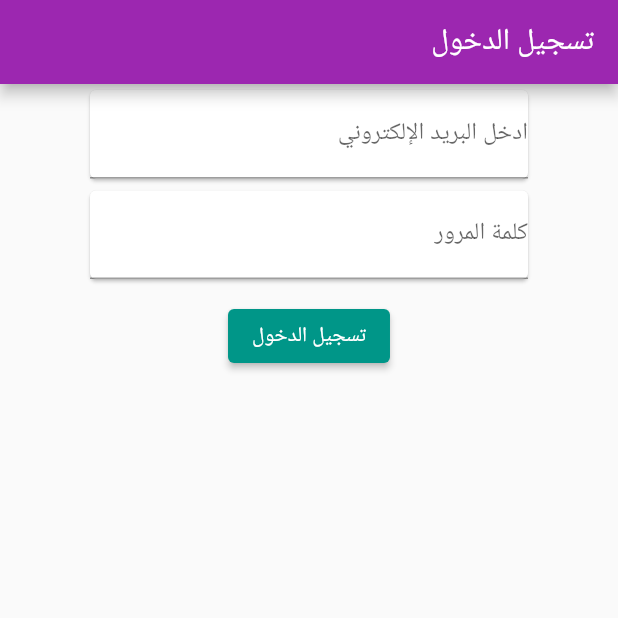
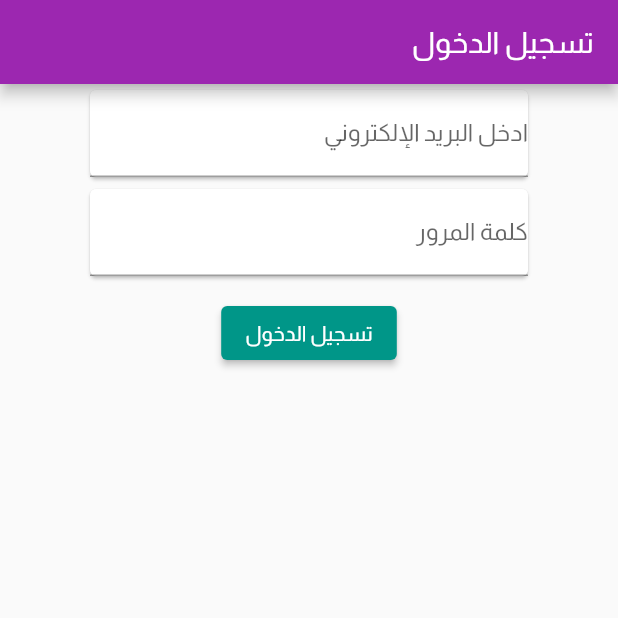
Before and after one commit to Abdelrahmansherwida/flutter_login_demo, a Flutter app: the screen it shows after launch, on a phone screen of 412 x 824 dp, the top half of it. Run offline on Flutter 3.47's test engine with Material 2 defaults, Android fonts, the phone set to English and light mode, and no system bars.

Commit message:
add fonts in theme in main.dart

```diff
--- a/lib/main.dart
+++ b/lib/main.dart
@@ -27,7 +27,8 @@ class _MyHomePageState extends State<MyHomePage> {
         theme: new ThemeData(
           // defualt color
           primaryColor: Colors.purple,
-
+          // defualt font
+          fontFamily: 'almarai',
           // defualt button
           elevatedButtonTheme: ElevatedButtonThemeData(
             style: ElevatedButton.styleFrom(
```
